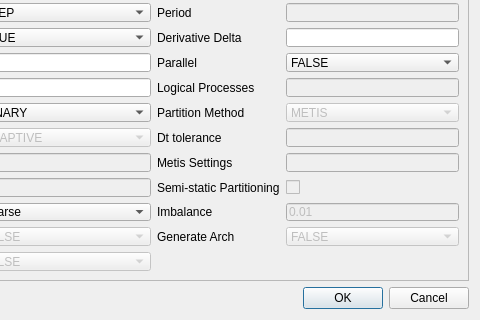
This is ui/run.ui in CIFASIS/qss-solver as Qt 5 draws it before an edit; both pictures show x 184 to 664 and y 286 to 606 of the 664 by 606 pixel window. The edited form follows.
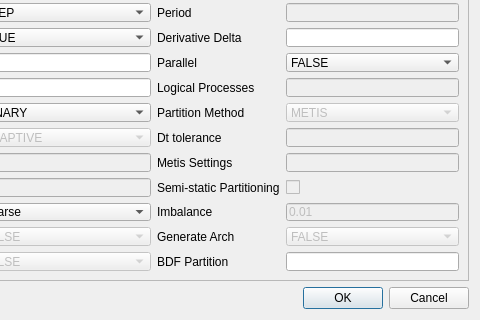
This is the edited form.

Patch:
```diff
--- a/ui/run.ui
+++ b/ui/run.ui
@@ -624,6 +624,16 @@
         </item>
        </widget>
       </item>
+      <item row="12" column="2">
+       <widget class="QLabel" name="_BDFPartLbl">
+        <property name="text">
+         <string>BDF Partition</string>
+        </property>
+       </widget>
+      </item>
+      <item row="12" column="3">
+       <widget class="QLineEdit" name="_BDFPart"/>
+      </item>
      </layout>
     </widget>
    </item>
```
Left out of the diff: 5 changed lines with no effect on the pictures.
